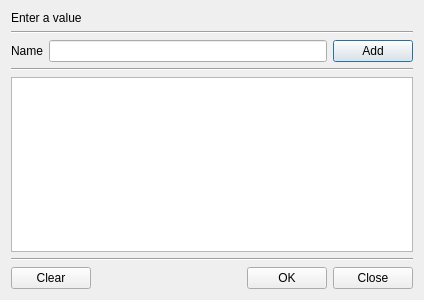
Before: the Qt Designer form BerEditor/one_list_dlg.ui in jykim74/BerEditor, drawn with Qt 5.
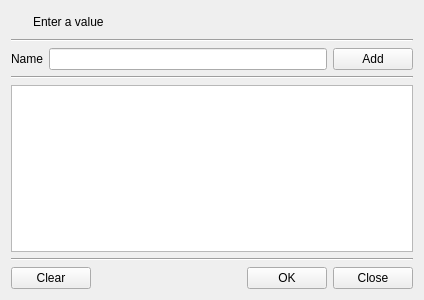
After: the same form once the commit is applied. Icons and pictures are not drawn.

The edit to the form file:
```diff
--- a/BerEditor/one_list_dlg.ui
+++ b/BerEditor/one_list_dlg.ui
@@ -15,11 +15,44 @@
   </property>
   <layout class="QVBoxLayout" name="verticalLayout">
    <item>
-    <widget class="QLabel" name="mTitle">
-     <property name="text">
-      <string>Enter a value</string>
+    <layout class="QGridLayout" name="gridLayout">
+     <property name="topMargin">
+      <number>0</number>
      </property>
-    </widget>
+     <item row="0" column="1">
+      <widget class="QLabel" name="mTitle">
+       <property name="text">
+        <string>Enter a value</string>
+       </property>
+      </widget>
+     </item>
+     <item row="0" column="0">
+      <widget class="QPushButton" name="pushButton">
+       <property name="minimumSize">
+        <size>
+         <width>16</width>
+         <height>0</height>
+        </size>
+       </property>
+       <property name="maximumSize">
+        <size>
+         <width>16</width>
+         <height>16777215</height>
+        </size>
+       </property>
+       <property name="text">
+        <string/>
+       </property>
+       <property name="icon">
+        <iconset resource="bereditor.qrc">
+         <normaloff>:/images/info.png</normaloff>:/images/info.png</iconset>
+       </property>
+       <property name="flat">
+        <bool>true</bool>
+       </property>
+      </widget>
+     </item>
+    </layout>
    </item>
    <item>
     <widget class="Line" name="line_3">
```
Left out of the diff: 4 changed lines with no effect on the pictures.
